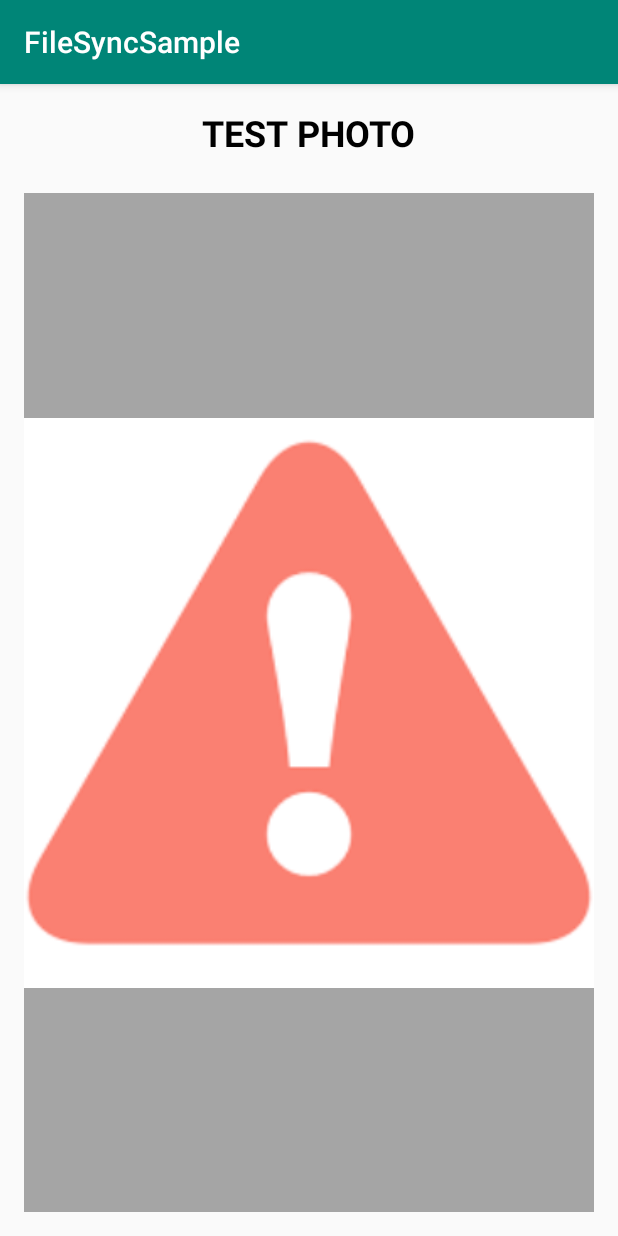
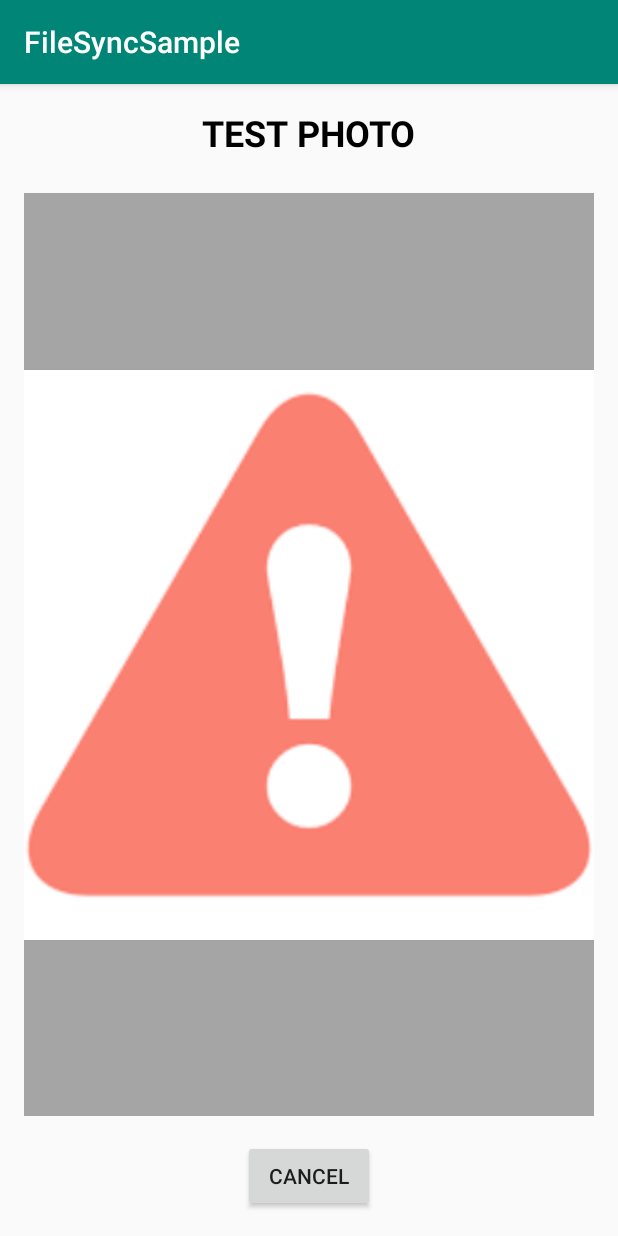
Before and after one commit to sakkeerhussain/Zyncy, an Android app: the CancelOptionActivity screen opened directly, with no data from a screen before it, on a phone screen of 412 x 824 dp. Run offline under Robolectric (Android 15) with nearby library versions, the phone set to English and light mode, and no system bars.

Commit message:
Implemented cancel image loading

```diff
--- a/app/src/main/java/com/sakkeer/filesync/sample/CancelOptionActivity.kt
+++ b/app/src/main/java/com/sakkeer/filesync/sample/CancelOptionActivity.kt
@@ -3,23 +3,37 @@ package com.sakkeer.filesync.sample
 import android.os.Bundle
 import androidx.appcompat.app.AppCompatActivity
 import com.sakkeer.filesync.client.FileSync
+import com.sakkeer.filesync.data.request.Request
 import kotlinx.android.synthetic.main.activity_one_image.*
 
 class CancelOptionActivity : AppCompatActivity() {
+
+    private lateinit var mRequest: Request
 
     override fun onCreate(savedInstanceState: Bundle?) {
         super.onCreate(savedInstanceState)
         setContentView(R.layout.activity_one_image)
 
+        setupViews()
+        setupListeners()
+    }
+
+    private fun setupViews() {
+
         val url = "http://images.unsplash.com/profile-1464495186405-68089dcd96c3?ixlib=rb-0.3.5\\u" +
                 "0026q=80\\u0026fm=jpg\\u0026crop=faces\\u0026fit=crop\\u0026h=128\\u0026w=128\\u0026" +
                 "s=622a88097cf6661f84cd8942d851d9a2"
 
-        FileSync
+        mRequest = FileSync
             .loadImage(url)
             // .addHeader("Authorization", "token goes here") // Add only if required
             .placeholder(R.drawable.placeholder)
             .errorImage(R.drawable.error_image)
             .toTarget(testImageView)
+
+    }
+
+    private fun setupListeners() {
+        mRequest.cancel()
     }
 }
--- a/app/src/main/res/layout/activity_one_image.xml
+++ b/app/src/main/res/layout/activity_one_image.xml
@@ -25,14 +25,24 @@
             android:id="@+id/testImageView"
             android:layout_width="match_parent"
             android:layout_height="0dp"
+            android:layout_marginStart="16dp"
+            android:layout_marginTop="24dp"
+            android:layout_marginEnd="16dp"
+            android:layout_marginBottom="16dp"
             android:background="@color/grey"
+            app:layout_constraintBottom_toTopOf="@+id/btnCancel"
+            app:layout_constraintEnd_toEndOf="parent"
+            app:layout_constraintStart_toStartOf="parent"
+            app:layout_constraintTop_toBottomOf="@+id/textView" />
+
+    <Button
+            android:id="@+id/btnCancel"
+            android:layout_width="wrap_content"
+            android:layout_height="wrap_content"
             android:layout_marginBottom="16dp"
-            android:layout_marginStart="16dp"
-            android:layout_marginEnd="16dp"
-            android:layout_marginTop="24dp"
+            android:text="@string/action_cancel"
             app:layout_constraintBottom_toBottomOf="parent"
             app:layout_constraintEnd_toEndOf="parent"
-            app:layout_constraintStart_toStartOf="parent"
-            app:layout_constraintTop_toBottomOf="@+id/textView"/>
+            app:layout_constraintStart_toStartOf="parent" />
 
 </androidx.constraintlayout.widget.ConstraintLayout>
--- a/app/src/main/res/values/strings.xml
+++ b/app/src/main/res/values/strings.xml
@@ -4,4 +4,6 @@
     <string name="title_single_image">Single Image</string>
     <string name="title_single_with_cancel">With Cancel Option</string>
 
+    <string name="action_cancel">Cancel</string>
+
 </resources>
```
